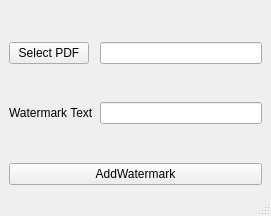
Above: watermarker.ui from bittercode/pdfwatermark before the change. Below: the same form after it.
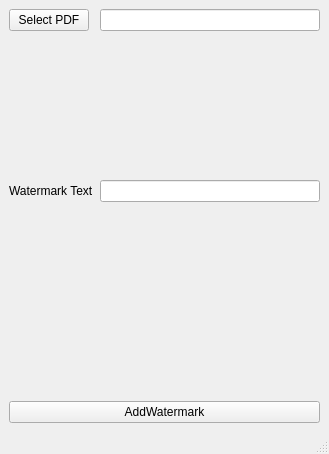
That is the form after the change.

Diff of the .ui file:
```diff
--- a/watermarker.ui
+++ b/watermarker.ui
@@ -6,52 +6,28 @@
    <rect>
     <x>0</x>
     <y>0</y>
-    <width>271</width>
-    <height>216</height>
+    <width>329</width>
+    <height>454</height>
    </rect>
   </property>
   <property name="windowTitle">
    <string>MainWindow</string>
   </property>
   <widget class="QWidget" name="centralwidget">
+   <layout class="QVBoxLayout" name="verticalLayout">
+    <item>
    <layout class="QFormLayout" name="formLayout_2">
     <item row="0" column="0">
-     <spacer name="verticalSpacer_2">
-      <property name="orientation">
-       <enum>Qt::Vertical</enum>
-      </property>
-      <property name="sizeHint" stdset="0">
-       <size>
-        <width>20</width>
-        <height>13</height>
-       </size>
-      </property>
-     </spacer>
-    </item>
-    <item row="0" column="1">
-     <spacer name="verticalSpacer_3">
-      <property name="orientation">
-       <enum>Qt::Vertical</enum>
-      </property>
-      <property name="sizeHint" stdset="0">
-       <size>
-        <width>20</width>
-        <height>13</height>
-       </size>
-      </property>
-     </spacer>
-    </item>
-    <item row="2" column="0">
      <widget class="QPushButton" name="btnFindFile">
       <property name="text">
        <string>Select PDF</string>
       </property>
      </widget>
     </item>
-    <item row="2" column="1">
+      <item row="0" column="1">
      <widget class="QLineEdit" name="lineEdit"/>
     </item>
-    <item row="4" column="0">
+      <item row="1" column="0">
      <spacer name="verticalSpacer_5">
       <property name="orientation">
        <enum>Qt::Vertical</enum>
@@ -64,17 +40,32 @@
       </property>
      </spacer>
     </item>
-    <item row="6" column="0">
+      <item row="1" column="1">
+       <spacer name="verticalSpacer_6">
+        <property name="orientation">
+         <enum>Qt::Vertical</enum>
+        </property>
+        <property name="sizeHint" stdset="0">
+         <size>
+          <width>20</width>
+          <height>12</height>
+         </size>
+        </property>
+       </spacer>
+      </item>
+      <item row="2" column="0">
      <widget class="QLabel" name="label">
       <property name="text">
        <string>Watermark Text</string>
       </property>
      </widget>
     </item>
-    <item row="6" column="1">
+      <item row="2" column="1">
      <widget class="QLineEdit" name="lineEdit_2"/>
     </item>
-    <item row="8" column="0">
+     </layout>
+    </item>
+    <item>
      <spacer name="verticalSpacer">
       <property name="orientation">
        <enum>Qt::Vertical</enum>
@@ -82,44 +73,18 @@
       <property name="sizeHint" stdset="0">
        <size>
         <width>20</width>
-        <height>13</height>
+        <height>183</height>
        </size>
       </property>
      </spacer>
     </item>
-    <item row="8" column="1">
-     <spacer name="verticalSpacer_4">
-      <property name="orientation">
-       <enum>Qt::Vertical</enum>
-      </property>
-      <property name="sizeHint" stdset="0">
-       <size>
-        <width>20</width>
-        <height>13</height>
-       </size>
-      </property>
-     </spacer>
-    </item>
-    <item row="9" column="0" colspan="2">
+    <item>
      <widget class="QPushButton" name="pushButton_2">
       <property name="text">
        <string>AddWatermark</string>
       </property>
      </widget>
     </item>
-    <item row="4" column="1">
-     <spacer name="verticalSpacer_6">
-      <property name="orientation">
-       <enum>Qt::Vertical</enum>
-      </property>
-      <property name="sizeHint" stdset="0">
-       <size>
-        <width>20</width>
-        <height>12</height>
-       </size>
-      </property>
-     </spacer>
-    </item>
    </layout>
   </widget>
   <widget class="QMenuBar" name="menubar">
```
Left out of the diff: 2 changed lines with no effect on the pictures. Lines whose indentation alone changed are shown as unchanged.
